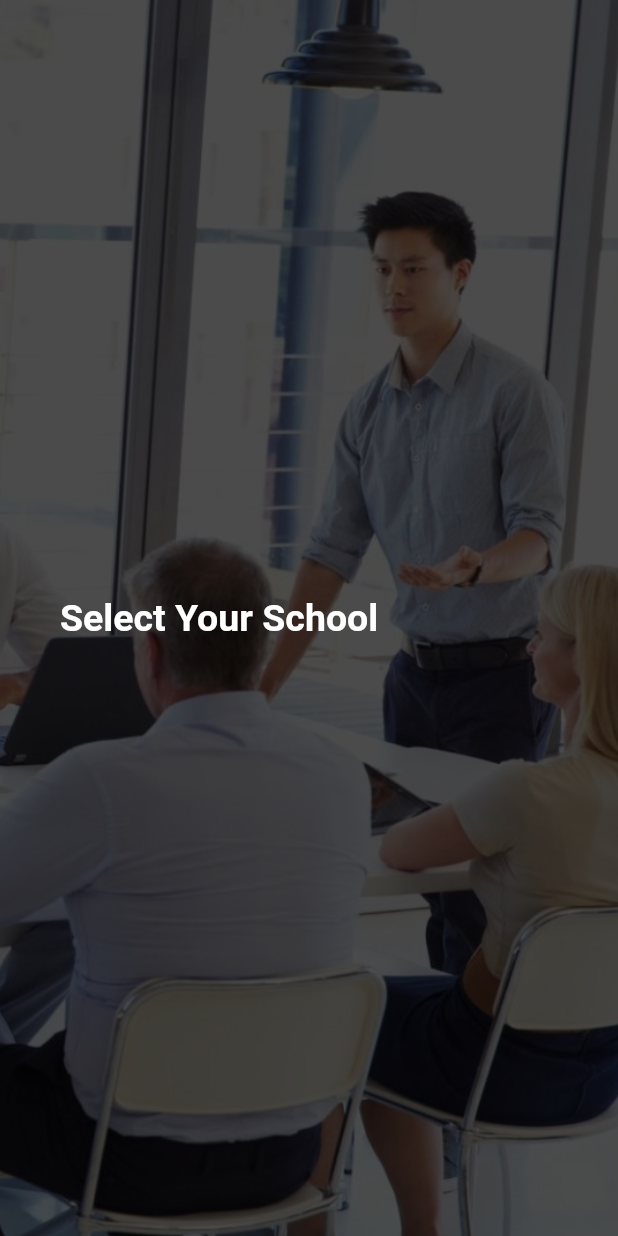
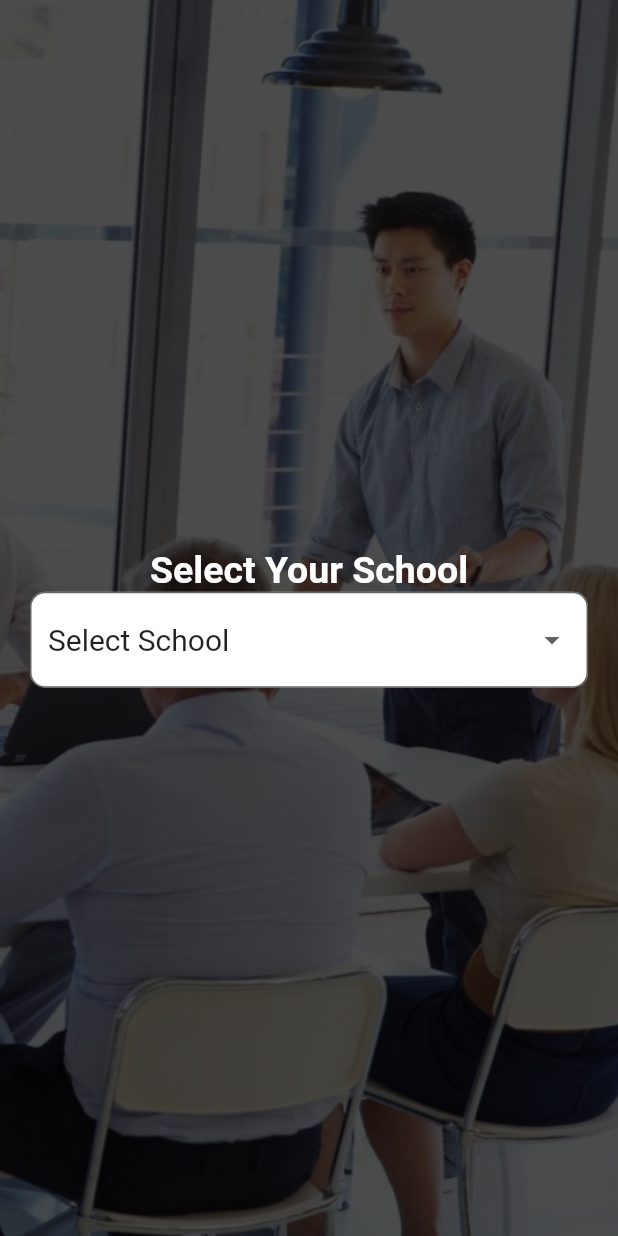
Before and after one commit to Kar-Sha/E-ID, a Flutter app: the GetStarted screen opened directly, on a phone screen of 412 x 824 dp. Run offline on Flutter 3.47's test engine with Material 2 defaults, Android fonts, the phone set to English and light mode, and no system bars; our stand-ins replace dropdown_button2, local_auth, smooth_page_indicator.

Commit message:
get started

```diff
--- a/lib/screens/get_started.dart
+++ b/lib/screens/get_started.dart
@@ -10,7 +10,7 @@ class GetStarted extends StatefulWidget {
 }
 
 class _GetStartedState extends State<GetStarted> {
-  String dropdownValue = 'Dog';
+  String dropdownValue = 'Select School';
 
   String? selectedValue;
   final TextEditingController textEditingController = TextEditingController();
@@ -28,13 +28,47 @@ class _GetStartedState extends State<GetStarted> {
           child: Column(mainAxisAlignment: MainAxisAlignment.center, children: [
             Container(
               child: Padding(
-                padding: const EdgeInsets.all(40.0),
+                padding: const EdgeInsets.all(20.0),
                 child: Column(children: [
                   Text("Select Your School",
                       style: TextStyle(
-                          fontSize: 25,
-                          fontWeight: FontWeight.bold,
-                          color: Colors.white)),
+                        fontSize: 25,
+                        fontWeight: FontWeight.bold,
+                        color: Colors.white,
+                      )),
+                  DropdownButtonFormField(
+                    decoration: InputDecoration(
+                        border: OutlineInputBorder(
+                          borderRadius: const BorderRadius.all(
+                            const Radius.circular(10.0),
+                          ),
+                        ),
+                        filled: true,
+                        hintStyle: TextStyle(color: Colors.grey[800]),
+                        hintText: "Select School",
+                        fillColor: Colors.white),
+                    value: dropdownValue,
+                    // Step 4.
+                    items: <String>[
+                      'Select School',
+                      'San Jose State University',
+                      'Other'
+                    ].map<DropdownMenuItem<String>>((String value) {
+                      return DropdownMenuItem<String>(
+                        value: value,
+                        child: Text(
+                          value,
+                          style: TextStyle(fontSize: 20),
+                        ),
+                      );
+                    }).toList(),
+                    // Step 5.
+                    onChanged: (String? newValue) {
+                      setState(() {
+                        dropdownValue = newValue!;
+                      });
+                    },
+                  ),
                 ]),
               ),
             ),
```
